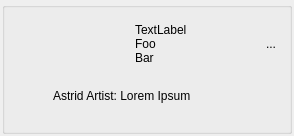
This is resources/list_widget.ui in shotgunsoftware/tk-multi-loader2 as Qt 5 draws it before an edit. The edited form follows.
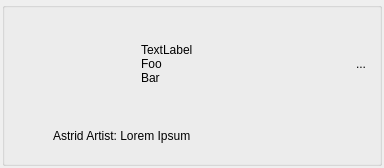
This is the edited form. Icons and pictures are not drawn.

Diff of the .ui file:
```diff
--- a/resources/list_widget.ui
+++ b/resources/list_widget.ui
@@ -6,8 +6,8 @@
    <rect>
     <x>0</x>
     <y>0</y>
-    <width>294</width>
-    <height>136</height>
+    <width>384</width>
+    <height>168</height>
    </rect>
   </property>
   <property name="windowTitle">
@@ -36,6 +36,18 @@
        <layout class="QHBoxLayout" name="horizontalLayout">
         <item>
          <widget class="QLabel" name="thumbnail">
+          <property name="minimumSize">
+           <size>
+            <width>128</width>
+            <height>100</height>
+           </size>
+          </property>
+          <property name="maximumSize">
+           <size>
+            <width>128</width>
+            <height>100</height>
+           </size>
+          </property>
           <property name="text">
            <string/>
           </property>
@@ -55,7 +67,7 @@
 Bar</string>
           </property>
           <property name="alignment">
-           <set>Qt::AlignLeading|Qt::AlignLeft|Qt::AlignTop</set>
+           <set>Qt::AlignLeading|Qt::AlignLeft|Qt::AlignVCenter</set>
           </property>
          </widget>
         </item>
```
Left out of the diff: 4 changed lines with no effect on the pictures.
